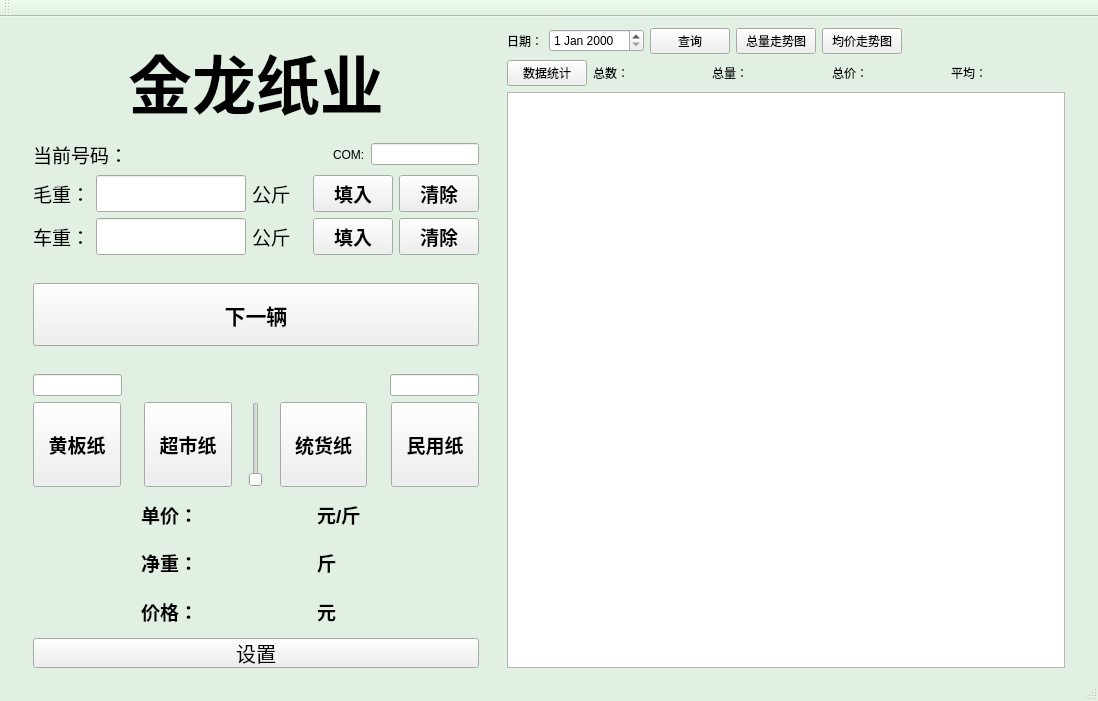
The window that wasterecycle.ui (ljhuan/WasteRecycle) describes before a commit, drawn with Qt 5.
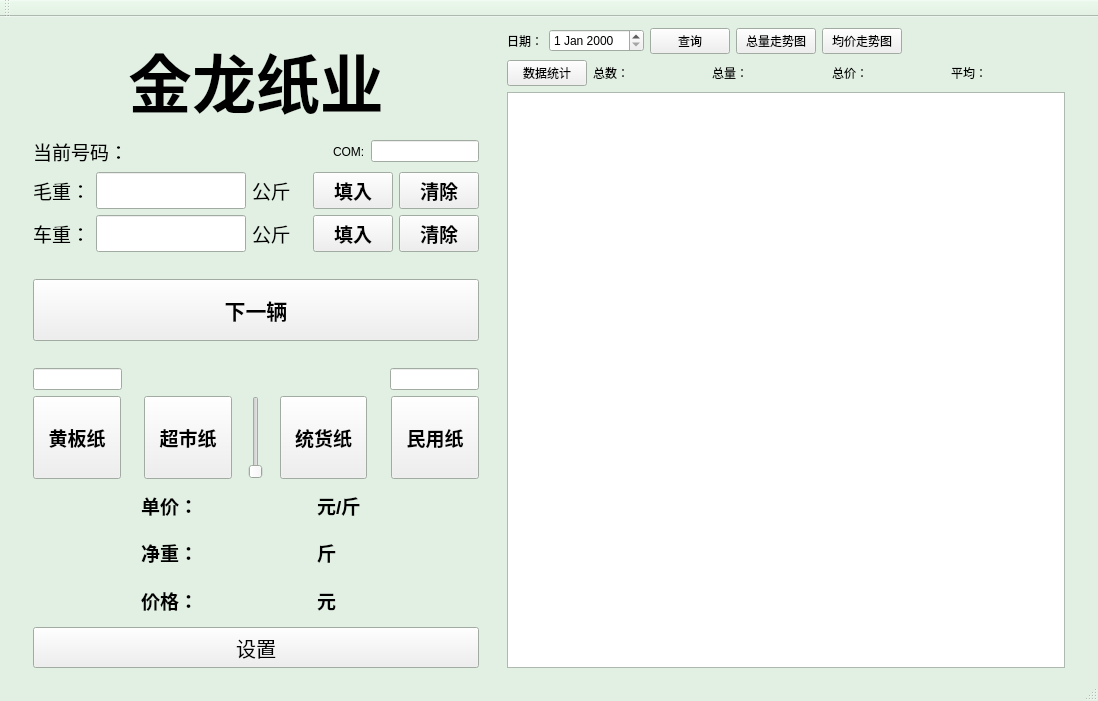
The same window after the commit.

```diff
--- a/wasterecycle.ui
+++ b/wasterecycle.ui
@@ -105,7 +105,7 @@
      </spacer>
     </item>
     <item>
-     <layout class="QVBoxLayout" name="verticalLayout" stretch="5,2,2,2,1,3,1,2,4,2,2,2,0">
+     <layout class="QVBoxLayout" name="verticalLayout" stretch="5,2,2,2,1,3,1,2,4,2,2,2,2">
       <item>
        <layout class="QHBoxLayout" name="horizontalLayout_2">
         <item>
@@ -936,15 +936,15 @@
       <item>
        <widget class="QPushButton" name="btn_PriceSet">
         <property name="sizePolicy">
-         <sizepolicy hsizetype="Maximum" vsizetype="Fixed">
+         <sizepolicy hsizetype="Preferred" vsizetype="Preferred">
           <horstretch>0</horstretch>
           <verstretch>0</verstretch>
          </sizepolicy>
         </property>
         <property name="maximumSize">
          <size>
-          <width>500</width>
-          <height>30</height>
+          <width>16777215</width>
+          <height>16777215</height>
          </size>
         </property>
         <property name="font">
```
